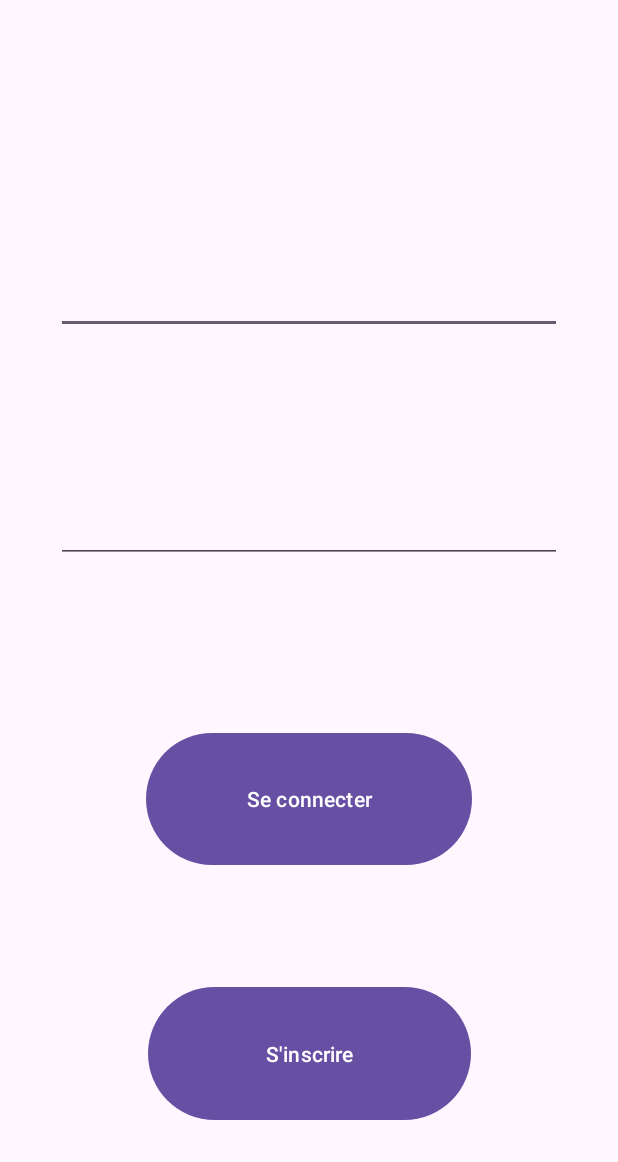
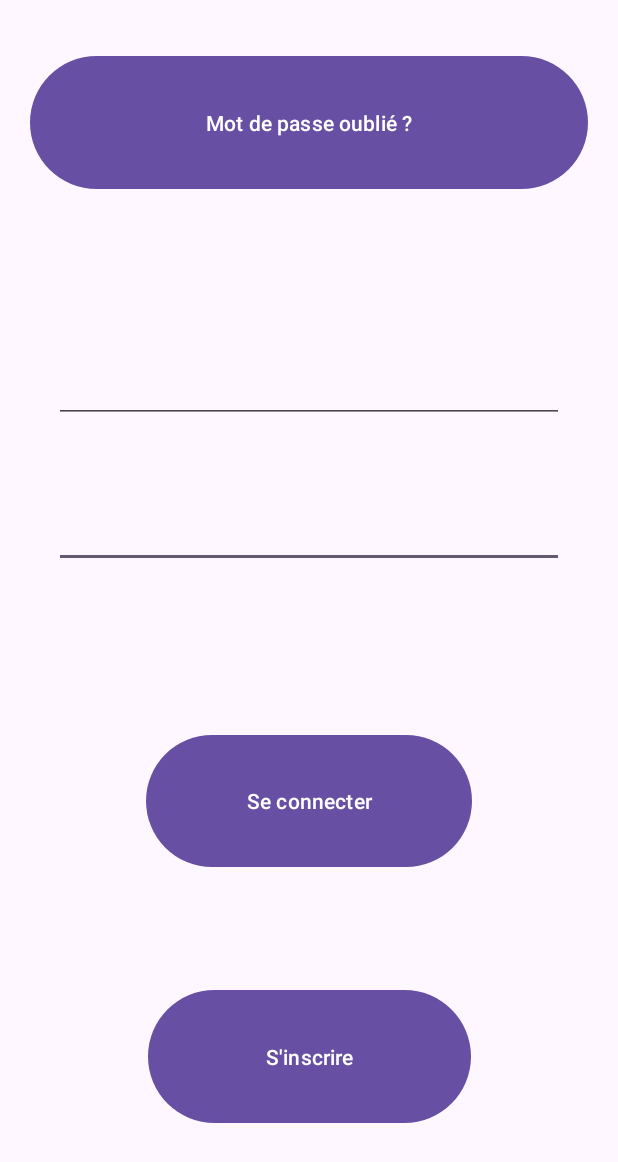
Before and after one commit to Mvrwvn/Tamagotchi-L2I1, an Android app: the screen it shows after launch (MainActivity before the commit, ConnexionActivity after it), on a phone screen of 412 x 824 dp. Shown: the top 1162 px of the screen. Run offline under Robolectric (Android 15) with nearby library versions, the phone set to English and light mode, and no system bars; our stand-ins replace Firebase (no records; nobody signed in at launch, a user with empty details on screens opened directly).

Commit message:
ajout d'option de récuperation mdp, connexion automatique, déconnexion

```diff
--- a/app/src/main/AndroidManifest.xml
+++ b/app/src/main/AndroidManifest.xml
@@ -13,7 +13,7 @@
         android:theme="@style/Theme.Tamagotchi"
         tools:targetApi="31">
         <activity
-            android:name=".MainActivity"
+            android:name=".ChargementActivity"
             android:exported="true">
             <intent-filter>
                 <action android:name="android.intent.action.MAIN" />
@@ -24,6 +24,9 @@
         <activity
             android:name=".MainActivity2">
         </activity>
+        <activity
+            android:name=".ConnexionActivity">
+        </activity>
     </application>
 
 </manifest>
--- /dev/null
+++ b/app/src/main/java/com/example/tamagotchi/ChargementActivity.java
@@ -0,0 +1,35 @@
+package com.example.tamagotchi;
+
+import android.content.Intent;
+import android.os.Bundle;
+
+import androidx.activity.EdgeToEdge;
+import androidx.appcompat.app.AppCompatActivity;
+
+import com.google.firebase.auth.FirebaseAuth;
+import com.google.firebase.auth.FirebaseUser;
+
+public class ChargementActivity extends AppCompatActivity {
+    @Override
+    protected void onStart() {
+        super.onStart();
+        FirebaseUser currentUser = FirebaseAuth.getInstance().getCurrentUser();
+        if (currentUser != null) {
+            // L'utilisateur est connecté, rediriger vers l'écran principal
+            startActivity(new Intent(this, MainActivity2.class));
+            finish();
+        } else {
+            // L'utilisateur n'est pas connecté, rediriger vers l'écran de connexion
+            startActivity(new Intent(this, ConnexionActivity.class));
+            finish();
+        }
+    }
+
+    @Override
+    protected void onCreate(Bundle savedInstanceState) {
+        super.onCreate(savedInstanceState);
+        EdgeToEdge.enable(this);
+        setContentView(R.layout.chargement);
+    }
+
+}
--- a/app/src/main/java/com/example/tamagotchi/MainActivity.java
+++ b/app/src/main/java/com/example/tamagotchi/ConnexionActivity.java
@@ -2,6 +2,7 @@ package com.example.tamagotchi;
 
 import android.content.Intent;
 import android.os.Bundle;
+import android.util.Log;
 import android.view.View;
 import android.widget.EditText;
 import android.widget.Toast;
@@ -15,16 +16,16 @@ import androidx.core.view.WindowInsetsCompat;
 import com.google.firebase.auth.FirebaseAuth;
 import com.google.firebase.auth.FirebaseUser;
 
-public class MainActivity extends AppCompatActivity {
+public class ConnexionActivity extends AppCompatActivity {
 
     private FirebaseAuth mAuth;
-    private EditText usernameInput, passwordInput;
+    private EditText emailInput, passwordInput;
 
     @Override
     protected void onCreate(Bundle savedInstanceState) {
         super.onCreate(savedInstanceState);
         EdgeToEdge.enable(this);
-        setContentView(R.layout.activity_main);
+        setContentView(R.layout.connexion_inscription);
 
         ViewCompat.setOnApplyWindowInsetsListener(findViewById(R.id.main), (v, insets) -> {
             Insets systemBars = insets.getInsets(WindowInsetsCompat.Type.systemBars());
@@ -33,12 +34,12 @@ public class MainActivity extends AppCompatActivity {
         });
 
         mAuth = FirebaseAuth.getInstance();
-        usernameInput = findViewById(R.id.usernameInput);
+        emailInput = findViewById(R.id.usernameInput);
         passwordInput = findViewById(R.id.passwordInput);
     }
 
     public void connexion(View v) {
-        String email = usernameInput.getText().toString().trim();
+        String email = emailInput.getText().toString().trim();
         String password = passwordInput.getText().toString().trim();
 
         if (email.isEmpty() || password.isEmpty()) {
@@ -50,17 +51,17 @@ public class MainActivity extends AppCompatActivity {
                 .addOnCompleteListener(this, task -> {
                     if (task.isSuccessful()) {
                         FirebaseUser user = mAuth.getCurrentUser();
-                        Toast.makeText(MainActivity.this, "Connexion réussie", Toast.LENGTH_SHORT).show();
-                        Intent intent = new Intent(MainActivity.this, MainActivity2.class );
+                        Toast.makeText(ConnexionActivity.this, "Connexion réussie", Toast.LENGTH_SHORT).show();
+                        Intent intent = new Intent(ConnexionActivity.this, MainActivity2.class );
                         startActivity(intent);
                     } else {
-                        Toast.makeText(MainActivity.this, "Échec de connexion", Toast.LENGTH_SHORT).show();
+                        Toast.makeText(ConnexionActivity.this, "Échec de connexion", Toast.LENGTH_SHORT).show();
                     }
                 });
     }
 
     public void inscription(View v) {
-        String email = usernameInput.getText().toString().trim();
+        String email = emailInput.getText().toString().trim();
         String password = passwordInput.getText().toString().trim();
 
         if (email.isEmpty() || password.isEmpty()) {
@@ -72,10 +73,30 @@ public class MainActivity extends AppCompatActivity {
                 .addOnCompleteListener(this, task -> {
                     if (task.isSuccessful()) {
                         FirebaseUser user = mAuth.getCurrentUser();
-                        Toast.makeText(MainActivity.this, "Inscription réussie", Toast.LENGTH_SHORT).show();
+                        Toast.makeText(ConnexionActivity.this, "Inscription réussie", Toast.LENGTH_SHORT).show();
                     } else {
-                        Toast.makeText(MainActivity.this, "Échec de l'inscription", Toast.LENGTH_SHORT).show();
+                        Toast.makeText(ConnexionActivity.this, "Échec de l'inscription", Toast.LENGTH_SHORT).show();
                     }
                 });
     }
+
+    public void recuperationMotDePasse(View v) {
+        String email = emailInput.getText().toString().trim();
+        FirebaseAuth mAuth = FirebaseAuth.getInstance();
+
+        mAuth.sendPasswordResetEmail(email)
+                .addOnCompleteListener(task -> {
+                    if (task.isSuccessful()) {
+                        // Le mail de réinitialisation a été envoyé
+                        Toast.makeText(ConnexionActivity.this, "Email de réinitialisation envoyé.", Toast.LENGTH_SHORT).show();
+                        Log.d("PasswordReset", "Email de réinitialisation envoyé.");
+                        // Vous pouvez ajouter un message pour informer l'utilisateur
+                    } else {
+                        // En cas d'erreur, vous pouvez afficher un message d'erreur
+                        Toast.makeText(ConnexionActivity.this, "Erreur lors de l'envoi de l'email : " + task.getException().getMessage(), Toast.LENGTH_SHORT).show();
+                        Log.e("PasswordReset", "Erreur lors de l'envoi de l'email : " + task.getException().getMessage());
+                    }
+                });
+    }
+
 }
--- a/app/src/main/java/com/example/tamagotchi/MainActivity2.java
+++ b/app/src/main/java/com/example/tamagotchi/MainActivity2.java
@@ -1,12 +1,13 @@
 package com.example.tamagotchi;
 
+import android.content.Intent;
 import android.os.Bundle;
+import android.view.View;
 
 import androidx.activity.EdgeToEdge;
 import androidx.appcompat.app.AppCompatActivity;
-import androidx.core.graphics.Insets;
-import androidx.core.view.ViewCompat;
-import androidx.core.view.WindowInsetsCompat;
+import com.google.firebase.auth.FirebaseAuth;
+import com.google.firebase.auth.FirebaseUser;
 
 public class MainActivity2 extends AppCompatActivity {
 
@@ -17,4 +18,10 @@ public class MainActivity2 extends AppCompatActivity {
         setContentView(R.layout.activty_main2);
     }
 
+    public void deconnexion(View v){
+        FirebaseAuth.getInstance().signOut();
+        Intent intent = new Intent(MainActivity2.this, ConnexionActivity.class );
+        startActivity(intent);
+    }
+
 }
--- a/app/src/main/res/layout/activity_main.xml
+++ b/app/src/main/res/layout/connexion_inscription.xml
@@ -5,25 +5,25 @@
     android:id="@+id/main"
     android:layout_width="match_parent"
     android:layout_height="match_parent"
-    tools:context=".MainActivity">
+    tools:context=".ConnexionActivity">
 
     <Button
         android:id="@+id/connexionButton"
         android:layout_width="217dp"
         android:layout_height="0dp"
-        android:layout_marginBottom="73dp"
+        android:layout_marginBottom="74dp"
         android:onClick="connexion"
         android:text="@string/se_connecter"
         app:layout_constraintBottom_toTopOf="@+id/inscriptionInput"
         app:layout_constraintEnd_toEndOf="parent"
         app:layout_constraintStart_toStartOf="parent"
-        app:layout_constraintTop_toBottomOf="@+id/usernameInput" />
+        app:layout_constraintTop_toBottomOf="@+id/passwordInput" />
 
     <Button
         android:id="@+id/inscriptionInput"
         android:layout_width="215dp"
         android:layout_height="0dp"
-        android:layout_marginBottom="73dp"
+        android:layout_marginBottom="71dp"
         android:autofillHints=""
         android:importantForAutofill="no"
         android:onClick="inscription"
@@ -37,31 +37,44 @@
         android:id="@+id/passwordInput"
         android:layout_width="0dp"
         android:layout_height="0dp"
-        android:layout_marginStart="37dp"
-        android:layout_marginTop="126dp"
-        android:layout_marginEnd="37dp"
-        android:layout_marginBottom="56dp"
+        android:layout_marginStart="36dp"
+        android:layout_marginEnd="36dp"
+        android:layout_marginBottom="107dp"
         android:ems="10"
         android:inputType="textPassword"
-        app:layout_constraintBottom_toTopOf="@+id/usernameInput"
+        app:layout_constraintBottom_toTopOf="@+id/connexionButton"
         app:layout_constraintEnd_toEndOf="parent"
         app:layout_constraintStart_toStartOf="parent"
-        app:layout_constraintTop_toTopOf="parent"
+        app:layout_constraintTop_toBottomOf="@+id/usernameInput"
         tools:ignore="LabelFor" />
 
     <EditText
         android:id="@+id/usernameInput"
         android:layout_width="0dp"
         android:layout_height="0dp"
-        android:layout_marginStart="37dp"
-        android:layout_marginEnd="37dp"
-        android:layout_marginBottom="109dp"
+        android:layout_marginStart="36dp"
+        android:layout_marginEnd="36dp"
         android:autofillHints=""
         android:ems="10"
         android:inputType="text"
-        app:layout_constraintBottom_toTopOf="@+id/connexionButton"
+        app:layout_constraintBottom_toTopOf="@+id/passwordInput"
         app:layout_constraintEnd_toEndOf="parent"
         app:layout_constraintStart_toStartOf="parent"
-        app:layout_constraintTop_toBottomOf="@+id/passwordInput" />
+        app:layout_constraintTop_toBottomOf="@+id/buttonRenitialisation" />
+
+    <Button
+        android:id="@+id/buttonRenitialisation"
+        android:layout_width="0dp"
+        android:layout_height="0dp"
+        android:layout_marginStart="20dp"
+        android:layout_marginTop="33dp"
+        android:layout_marginEnd="20dp"
+        android:layout_marginBottom="56dp"
+        android:onClick="recuperationMotDePasse"
+        android:text="Mot de passe oublié ?"
+        app:layout_constraintBottom_toTopOf="@+id/usernameInput"
+        app:layout_constraintEnd_toEndOf="parent"
+        app:layout_constraintStart_toStartOf="parent"
+        app:layout_constraintTop_toTopOf="parent" />
 
 </androidx.constraintlayout.widget.ConstraintLayout>
--- a/app/src/main/res/values/colors.xml
+++ b/app/src/main/res/values/colors.xml
@@ -2,4 +2,5 @@
 <resources>
     <color name="black">#FF000000</color>
     <color name="white">#FFFFFFFF</color>
+    <color name="my_color">#FF5733</color> <!-- Remplace par la couleur de ton choix -->
 </resources>
--- a/app/src/main/res/values/strings.xml
+++ b/app/src/main/res/values/strings.xml
@@ -4,4 +4,6 @@
     <string name="s_inscrire">S\'inscrire</string>
     <string name="r_cup_ration_mdp">Récupération mdp</string>
     <string name="textview">TextView</string>
+    <string name="d_connexion">Déconnexion</string>
+    <string name="main_activity_2">Main activity 2</string>
 </resources>
```
Also changed, not shown: app/src/main/res/layout/activty_main2.xml (+11 -1 lines), app/src/main/res/layout/chargement.xml (added, +7 -0 lines).
